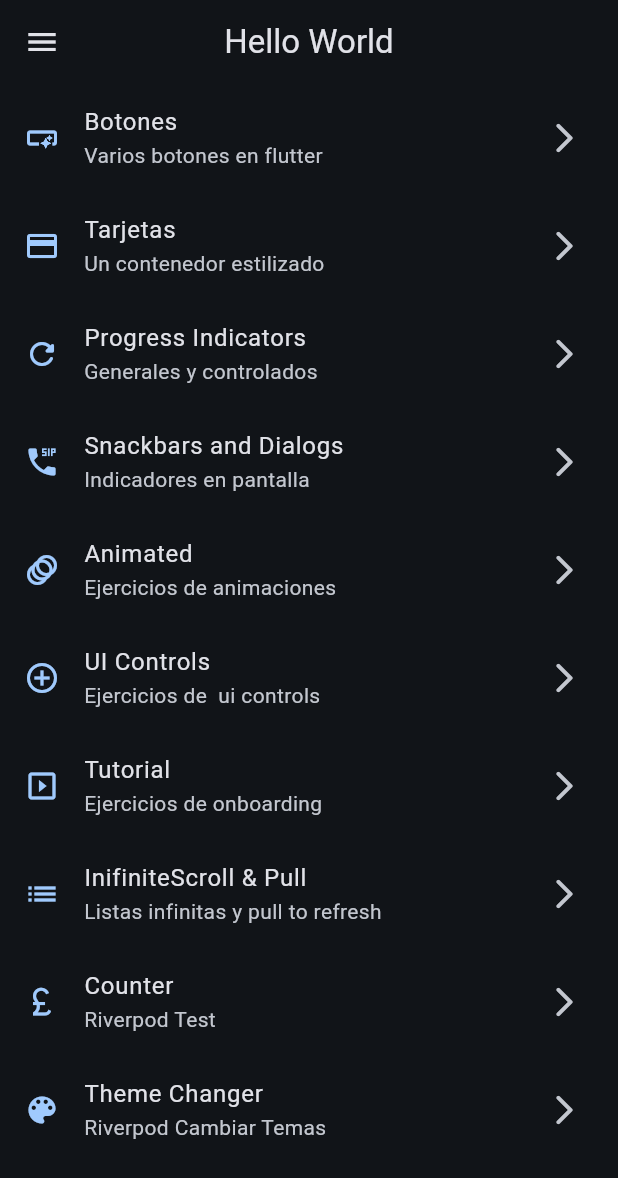
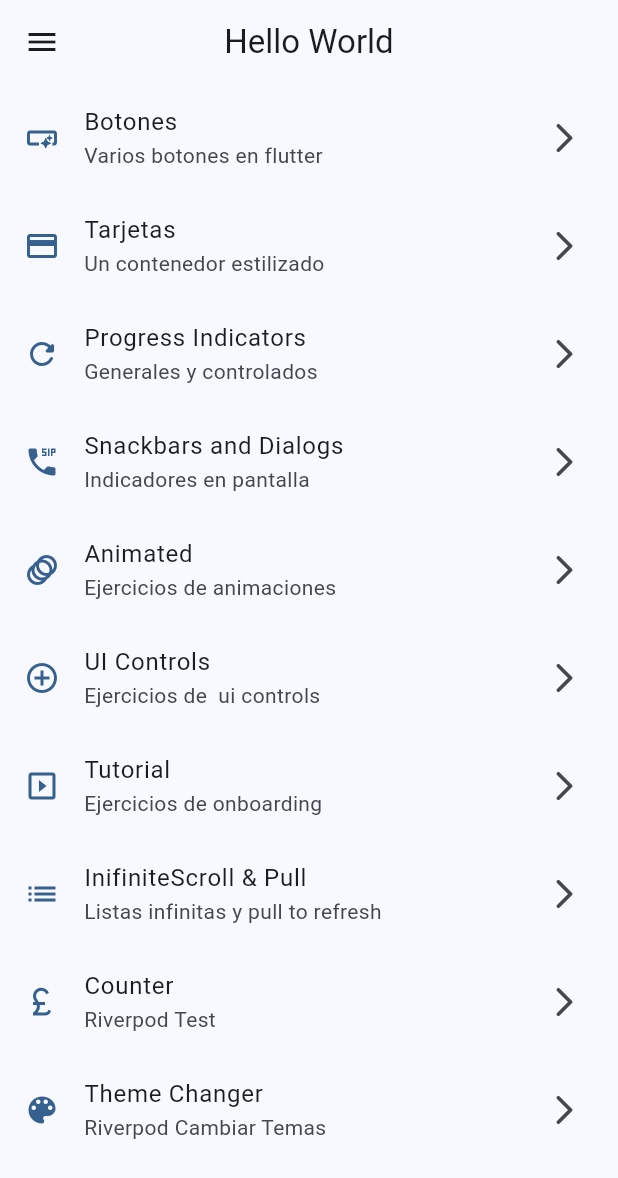
Before and after one commit to franmc01/flutter_widgets_app, a Flutter app: the screen it shows after launch, on a phone screen of 412 x 824 dp. Shown: the top 1178 px of the screen. Run offline on Flutter 3.47's test engine with Material 3 defaults, Android fonts, the phone set to English and light mode, and no system bars; our stand-ins replace animate_do, flutter_riverpod, go_router.

Commit message:
feat: finish app

```diff
--- a/lib/config/theme/app_theme.dart
+++ b/lib/config/theme/app_theme.dart
@@ -16,4 +16,8 @@ class AppTheme {
       brightness: isDarkMode ? Brightness.dark : Brightness.light,
       colorSchemeSeed: colorList[selectedColor],
       appBarTheme: AppBarTheme(centerTitle: true));
+
+  AppTheme copyWith({int? selectedColor, bool? isDarkMode}) => AppTheme(
+      selectedColor: selectedColor ?? this.selectedColor,
+      isDarkMode: isDarkMode ?? this.isDarkMode);
 }
--- a/lib/main.dart
+++ b/lib/main.dart
@@ -11,14 +11,15 @@ class MyApp extends ConsumerWidget {
 
   @override
   Widget build(BuildContext context, ref) {
-    final isDarkMode = ref.watch(isDarkModeProvider);
-    final selectedColor = ref.watch(selectedColorProvider);
+    // final isDarkMode = ref.watch(isDarkModeProvider);
+    // final selectedColor = ref.watch(selectedColorProvider);
 
+  final AppTheme appTheme = ref.watch(themeNotifierProvider);
 
     return MaterialApp.router(
       title: 'Flutter Widgets',
       debugShowCheckedModeBanner: false,
-      theme: AppTheme(isDarkMode: isDarkMode, selectedColor: selectedColor).getTheme(),
+      theme: appTheme.getTheme(),
       routerConfig: appRouter,
     );
   }
```
Also changed, not shown: lib/presentation/providers/theme_provider.dart (+17 -0 lines), lib/presentation/screens/theme_changer.dart (+8 -4 lines).
